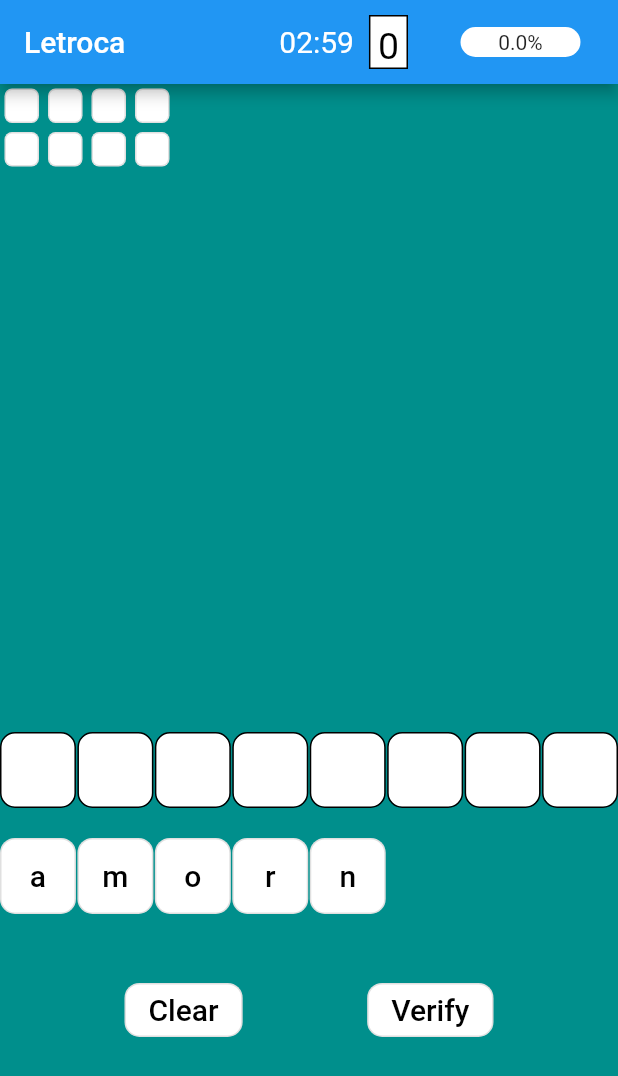
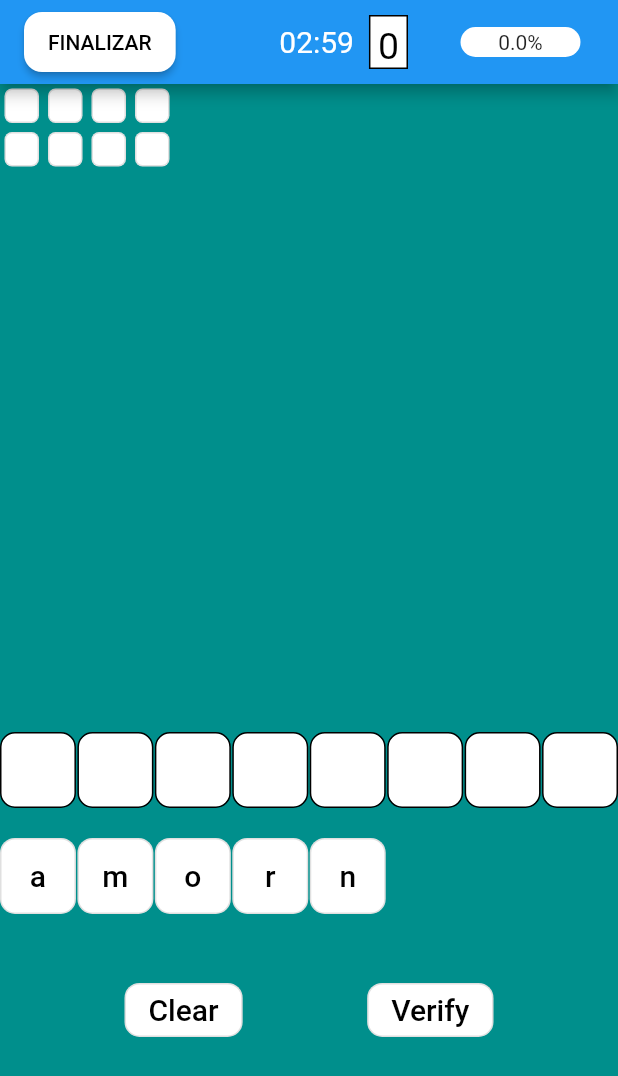
Before and after one commit to RicardoFedrigo/letroca_clone_flutter, a Flutter app: the GameScreen screen opened directly, on a phone screen of 412 x 824 dp. Shown: the top 1076 px of the screen. Run offline on Flutter 3.47's test engine with Material 2 defaults, Android fonts, the phone set to English and light mode, and no system bars; drawn by our look-alikes of percent_indicator; our stand-ins replace shared_preferences; accounts and stored records are empty.

Commit message:
Adicionando finalizar nas tela de jogo

```diff
--- a/lib/view/GameScreen.dart
+++ b/lib/view/GameScreen.dart
@@ -7,6 +7,7 @@ import 'package:letroca_clone_flutter/Components/CountDownTimer.dart';
 import 'package:letroca_clone_flutter/Modules/GameLogic/GameLogic.dart';
 import 'package:letroca_clone_flutter/Modules/GameLogic/Word.dart';
 import 'package:letroca_clone_flutter/view/GameBody.dart';
+import 'package:letroca_clone_flutter/view/ScreenFinalGame.dart';
 import 'package:percent_indicator/linear_percent_indicator.dart';
 
 import '../Components/NextLevelButton.dart';
@@ -100,7 +101,24 @@ class _GameScreenState extends State<GameScreen> {
     return Scaffold(
         backgroundColor: Color(0xFF008F8C),
         appBar: AppBar(
-          title: Text("Letroca"),
+          title: ElevatedButton(
+            onPressed: () {
+              Navigator.pushReplacement(
+                  context,
+                  MaterialPageRoute(
+                    builder: (context) => ScreenFinalGame(_gameLogic),
+                  ));
+            },
+            child: Text('FINALIZAR', style: TextStyle(color: Colors.black)),
+            style: ButtonStyle(
+                shape: MaterialStateProperty.all(RoundedRectangleBorder(
+                    borderRadius: BorderRadius.circular(12))),
+                minimumSize: MaterialStateProperty.all(Size(80, 40)),
+                overlayColor: MaterialStateProperty.all(
+                    Color.fromARGB(255, 204, 204, 204)),
+                backgroundColor: MaterialStateProperty.all(
+                    Color.fromARGB(255, 255, 255, 255))),
+          ),
           actions: <Widget>[
             Container(
               child: Center(
@@ -130,7 +148,8 @@ class _GameScreenState extends State<GameScreen> {
                       lineHeight: 20.0,
                       animationDuration: 2500,
                       percent: _percent,
-                      center: Text((_percent * 100).toStringAsPrecision(2) + "%"),
+                      center:
+                          Text((_percent * 100).toStringAsPrecision(2) + "%"),
                       linearStrokeCap: LinearStrokeCap.roundAll,
                       progressColor: Colors.yellow,
                       backgroundColor: Colors.white,
```
